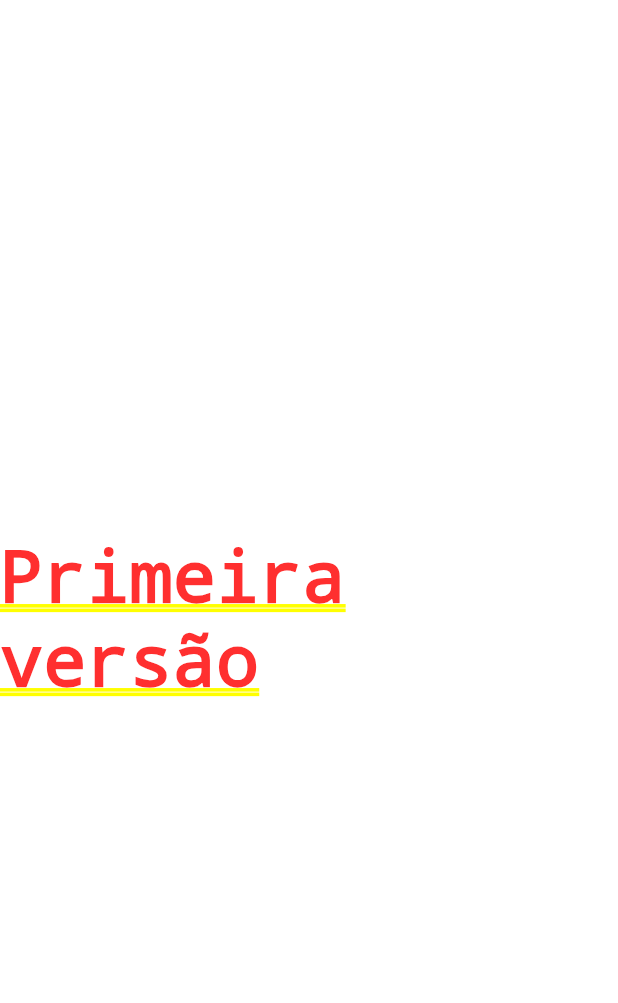
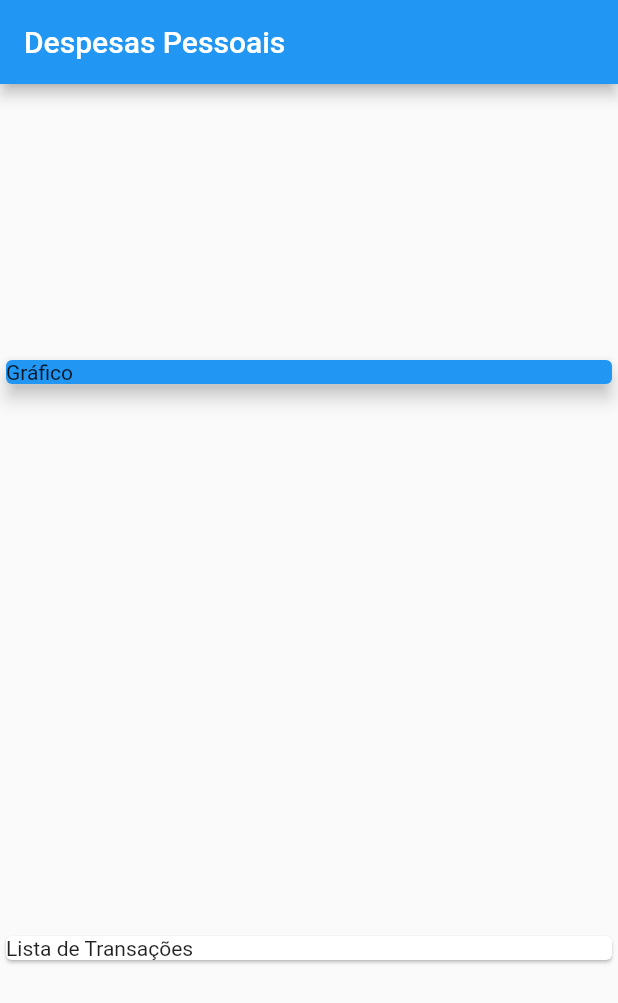
Before and after one commit to Douglas4Developer/flutter_projects_and_learning, a Flutter app: the screen it shows after launch, on a phone screen of 412 x 824 dp. Shown: the top 1003 px of the screen. Run offline on Flutter 3.47's test engine with Material 2 defaults, Android fonts, the phone set to English and light mode, and no system bars.

Commit message:
update code diary with learning

```diff
--- a/expenses/expenses_flutter/lib/main.dart
+++ b/expenses/expenses_flutter/lib/main.dart
@@ -1,19 +1,45 @@
 import 'package:flutter/material.dart';
 
-main() => runApp(Expenses());
+main() => runApp(ExpensesApp());
 
-class Expenses extends StatelessWidget {
+class ExpensesApp extends StatelessWidget {
+
   @override
-  Widget build(BuildContext context) {
-    return MaterialApp(home: MyHomePage());
+  Widget build(BuildContext context){
+    return MaterialApp(
+      home: MyHomePage()
+    );
   }
 }
 
 class MyHomePage extends StatelessWidget {
+
+
   @override
   Widget build(BuildContext context) {
-    return Center(
-      child: Text('Primeira versão'),
+
+    return Scaffold(
+      appBar:AppBar(
+        title: Text('Despesas Pessoais'),
+      ),
+      body:  Column(
+        mainAxisAlignment: MainAxisAlignment.spaceAround,
+        crossAxisAlignment: CrossAxisAlignment.stretch, // FLEXBOX no flutter
+
+        children:  <Widget>[
+          Container(
+
+            child: Card(
+            child: Text('Gráfico'),
+            elevation: 5,
+            color: Colors.blue,
+          ),
+          ),
+          Card(
+            child: Text('Lista de Transações'),
+          ),
+        ],
+      ),
     );
   }
 }
```
Also changed, not shown: expenses/expenses_flutter/lib/models/transaction.dart (added, +21 -0 lines).
